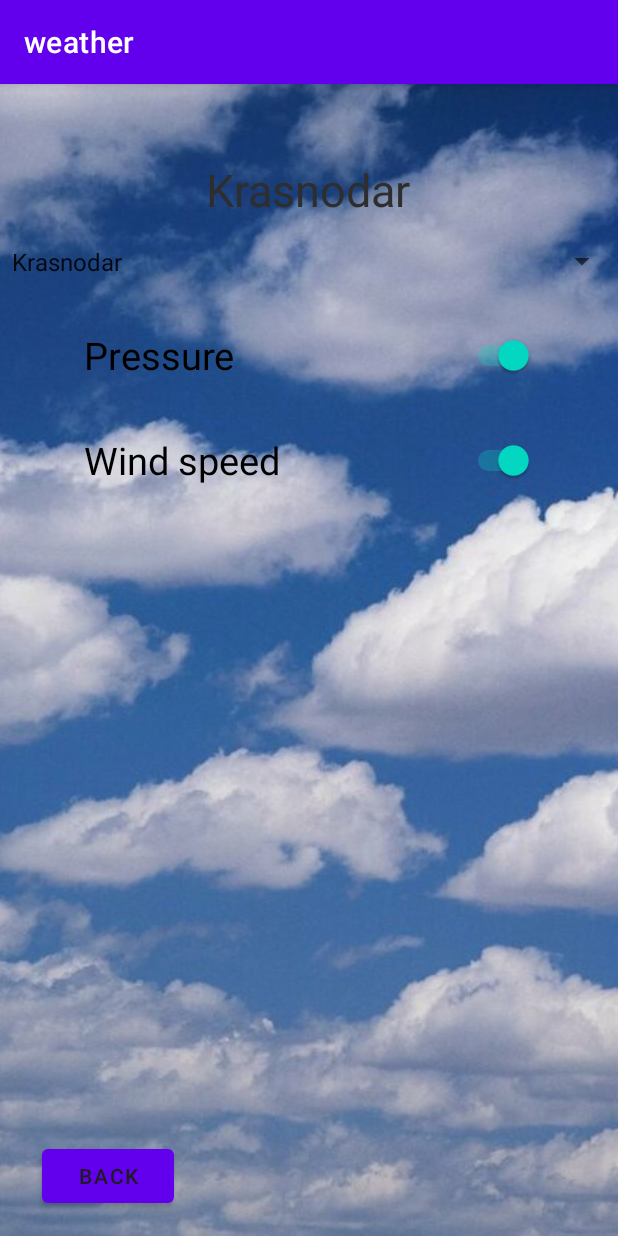
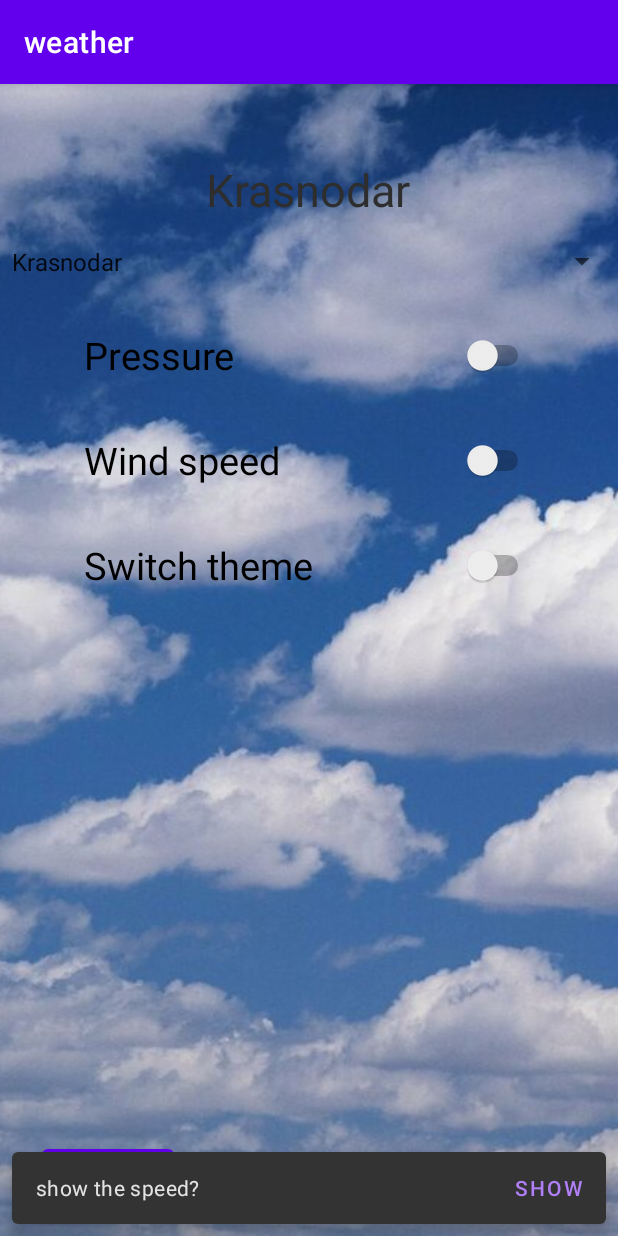
Before and after one commit to Witaliikaplun/watherL2, an Android app: the fragment Fragment2 placed in its activity, after a tap on "Wind speed", on a phone screen of 412 x 824 dp. Run offline under Robolectric (Android 15) with nearby library versions, the phone set to English and light mode, and no system bars; 1 other tap on this screen came first.

Commit message:
Добавил snackBar для подтверждения действий в настройках давления и скорости ветра

```diff
--- a/app/src/main/java/com/example/weather/Fragment1.java
+++ b/app/src/main/java/com/example/weather/Fragment1.java
@@ -37,6 +37,7 @@ public class Fragment1 extends Fragment {
     @Override
     public View onCreateView(LayoutInflater inflater, ViewGroup container,
                              Bundle savedInstanceState) {
+
 
         fragment2 = new Fragment2();
         View view = inflater.inflate(R.layout.fragment_1, null);
--- a/app/src/main/java/com/example/weather/Fragment2.java
+++ b/app/src/main/java/com/example/weather/Fragment2.java
@@ -15,6 +15,8 @@ import android.widget.Spinner;
 import android.widget.Switch;
 import android.widget.TextView;
 
+import com.google.android.material.snackbar.Snackbar;
+
 
 /**
  * A simple {@link Fragment} subclass.
@@ -26,6 +28,7 @@ public class Fragment2 extends Fragment {
     private View view;
     private Switch s2Press;
     private Switch s3Speed;
+    private Switch sTheme;
 
     public Fragment2() {
         // Required empty public constructor
@@ -41,6 +44,7 @@ public class Fragment2 extends Fragment {
 
         s2Press = view.findViewById(R.id.switch2);
         s3Speed = view.findViewById(R.id.switch3);
+        sTheme = view.findViewById(R.id.switchTheme);
         TextView textCity = view.findViewById(R.id.textView6);
 
         String[] data = getResources().getStringArray(R.array.arrayCity);
@@ -51,6 +55,9 @@ public class Fragment2 extends Fragment {
 
         if(MainActivity.isSwitchSpeed()) s3Speed.setChecked(true);
         else s3Speed.setChecked(false);
+
+        if(MainActivity.isSwitchTheme()) sTheme.setChecked(true);
+        else sTheme.setChecked(false);
 
         btn4.setOnClickListener(new View.OnClickListener() {
             @Override
@@ -65,16 +72,72 @@ public class Fragment2 extends Fragment {
         s2Press.setOnClickListener(new View.OnClickListener() {
             @Override
             public void onClick(View v) {
-                if(s2Press.isChecked()) MainActivity.setSwitchPress(true);
-                else MainActivity.setSwitchPress(false);
+                if(s2Press.isChecked()) {
+                    s2Press.setChecked(false);
+                    Snackbar.make(view, R.string.textchengPress,
+                            Snackbar.LENGTH_LONG).setAction(R.string.show_button, new View.OnClickListener() {
+                        @Override
+                        public void onClick(View v) {
+                            MainActivity.setSwitchPress(true);
+                            s2Press.setChecked(true);
+                        }
+                    }).show();
+                }
+                else {
+                    s2Press.setChecked(true);
+
+                    Snackbar.make(view, R.string.textchengPress_2,
+                            Snackbar.LENGTH_LONG).setAction(R.string.rem_pres, new View.OnClickListener() {
+                        @Override
+                        public void onClick(View v) {
+                            MainActivity.setSwitchPress(false);
+                            s2Press.setChecked(false);
+                        }
+                    }).show();
+                }
+
+
             }
         });
 
         s3Speed.setOnClickListener(new View.OnClickListener() {
             @Override
             public void onClick(View v) {
-                if(s3Speed.isChecked()) MainActivity.setSwitchSpeed(true);
-                else MainActivity.setSwitchSpeed(false);
+                if(s3Speed.isChecked()){
+                    s3Speed.setChecked(false);
+                    Snackbar.make(view, R.string.show_speed,
+                            Snackbar.LENGTH_LONG).setAction(R.string.show_button, new View.OnClickListener() {
+                        @Override
+                        public void onClick(View v) {
+                            MainActivity.setSwitchSpeed(true);
+                            s3Speed.setChecked(true);
+                        }
+                    }).show();
+                }
+                else{
+                    s3Speed.setChecked(true);
+                    Snackbar.make(view, R.string.rem_speed,
+                            Snackbar.LENGTH_LONG).setAction(R.string.remove_but, new View.OnClickListener() {
+                        @Override
+                        public void onClick(View v) {
+                            MainActivity.setSwitchSpeed(false);
+                            s3Speed.setChecked(false);
+                        }
+                    }).show();
+
+                }
+            }
+        });
+
+        sTheme.setOnClickListener(new View.OnClickListener() {
+            @Override
+            public void onClick(View v) {
+                if(sTheme.isChecked()) MainActivity.setSwitchTheme(true);
+                else MainActivity.setSwitchTheme(false);
+                getActivity().recreate();// пересоздать активити
+
+
+
             }
         });
 
--- a/app/src/main/java/com/example/weather/MainActivity.java
+++ b/app/src/main/java/com/example/weather/MainActivity.java
@@ -8,15 +8,21 @@ public class MainActivity extends AppCompatActivity {
     private Fragment2 fragment2;
     private static boolean switchPress = false;
     private static boolean switchSpeed = false;
+    private static boolean switchTheme = false;
     private static String sity = "Москва";
     private static int position = 0;
 
     @Override
     protected void onCreate(Bundle savedInstanceState) {
         super.onCreate(savedInstanceState);
+
+        if(switchTheme)setTheme(R.style.AppDarkTheme);
+        else setTheme(R.style.AppTheme);
+
         setContentView(R.layout.activity_main);
         fragment2 = new Fragment2();
         //startMainFragment();
+        if(savedInstanceState == null)
         startLoginFragment();
 
     }
@@ -69,4 +75,11 @@ public class MainActivity extends AppCompatActivity {
         return sity;
     }
 
+    public static void setSwitchTheme(boolean switchTheme) {
+        MainActivity.switchTheme = switchTheme;
+    }
+
+    public static boolean isSwitchTheme() {
+        return switchTheme;
+    }
 }
--- a/app/src/main/res/layout/fragment_2.xml
+++ b/app/src/main/res/layout/fragment_2.xml
@@ -9,19 +9,13 @@
 
     <ImageView
         android:id="@+id/imageView4"
-        android:layout_width="0dp"
-        android:layout_height="wrap_content"
-
-        android:alpha="1.0"
-        android:contentDescription="imagge"
-        android:scaleType="center"
-        android:visibility="visible"
         app:layout_constraintBottom_toBottomOf="parent"
         app:layout_constraintEnd_toEndOf="parent"
         app:layout_constraintStart_toStartOf="parent"
         app:layout_constraintTop_toTopOf="parent"
         app:srcCompat="@drawable/s12002"
-        tools:visibility="visible" />
+        tools:visibility="visible"
+        style="@style/imageStyle1" />
 
     <LinearLayout
         android:layout_width="match_parent"
@@ -76,11 +70,19 @@
             android:text="@string/switch1"
             android:textSize="25sp" />
 
+        <Switch
+            android:id="@+id/switchTheme"
+            android:layout_width="300dp"
+            android:layout_height="70dp"
+            android:layout_gravity="center"
+            android:text="@string/switch3"
+            android:textSize="25sp" />
+
         <androidx.constraintlayout.widget.ConstraintLayout
             android:layout_width="match_parent"
             android:layout_height="match_parent">
 
-            <Button
+            <com.google.android.material.button.MaterialButton
                 android:id="@+id/button4"
                 android:layout_width="wrap_content"
                 android:layout_height="wrap_content"
@@ -89,7 +91,7 @@
                 android:layout_marginEnd="296dp"
                 android:layout_marginBottom="16dp"
                 android:text="@string/back"
-                android:textColor="#1E1C1C"
+
                 app:layout_constraintBottom_toBottomOf="parent"
                 app:layout_constraintEnd_toEndOf="parent" />
 
--- a/app/src/main/res/values/colors.xml
+++ b/app/src/main/res/values/colors.xml
@@ -3,4 +3,5 @@
     <color name="colorPrimary">#6200EE</color>
     <color name="colorPrimaryDark">#3700B3</color>
     <color name="colorAccent">#03DAC5</color>
+
 </resources>
--- a/app/src/main/res/values/strings.xml
+++ b/app/src/main/res/values/strings.xml
@@ -34,6 +34,14 @@
     <string name="password">Password</string>
     <string name="ok">Ok</string>
     <string name="Cancel">cancel</string>
+    <string name="switch3">Switch theme</string>
+    <string name="textchengPress">show the pressure?</string>
+    <string name="textchengPress_2">remove the pressure?</string>
+    <string name="show_button">Show</string>
+    <string name="remove_but">Remove</string>
+    <string name="rem_speed">remove the speed?</string>
+    <string name="show_speed">show the speed?</string>
+    <string name="rem_pres">Remove</string>
 
 
 </resources>
--- a/app/src/main/res/values/styles.xml
+++ b/app/src/main/res/values/styles.xml
@@ -6,6 +6,18 @@
         <item name="colorPrimary">@color/colorPrimary</item>
         <item name="colorPrimaryDark">@color/colorPrimaryDark</item>
         <item name="colorAccent">@color/colorAccent</item>
+
+    </style>
+
+    <style name= "AppDarkTheme" parent= "Theme.MaterialComponents" />
+
+    <style name="imageStyle1">
+        <item name="android:layout_width">0dp</item>
+        <item name="android:layout_height">wrap_content</item>
+        <item name="android:contentDescription">imagge</item>
+        <item name="android:alpha">1.0</item>
+        <item name="android:scaleType">center</item>
+        <item name="android:visibility">visible</item>
     </style>
 
 </resources>
```
Also changed, not shown: app/src/main/res/layout/fragment_1.xml (+5 -3 lines), 1 other file.
